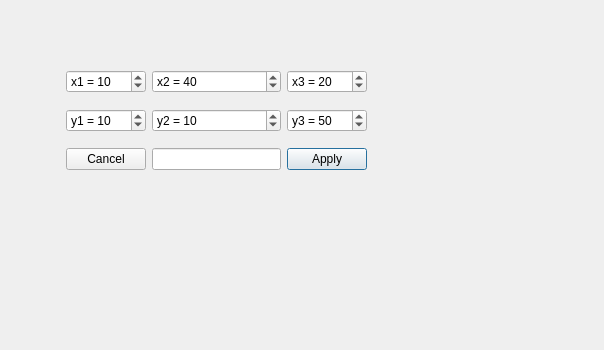
This is TriangleDialog.ui in KapitoliyVZ/GeometricShapes as Qt 5 draws it before an edit. The edited form follows.
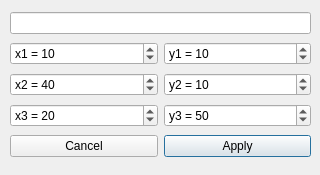
This is the edited form.

```diff
--- a/TriangleDialog.ui
+++ b/TriangleDialog.ui
@@ -6,8 +6,8 @@
    <rect>
     <x>0</x>
     <y>0</y>
-    <width>604</width>
-    <height>350</height>
+    <width>320</width>
+    <height>175</height>
    </rect>
   </property>
   <property name="windowTitle">
@@ -16,50 +16,53 @@
   <widget class="QWidget" name="formLayoutWidget">
    <property name="geometry">
     <rect>
-     <x>66</x>
-     <y>60</y>
+     <x>10</x>
+     <y>10</y>
      <width>301</width>
-     <height>122</height>
+     <height>153</height>
     </rect>
    </property>
    <layout class="QGridLayout" name="gridLayout">
-    <item row="3" column="2">
-     <widget class="QPushButton" name="applyButton">
-      <property name="text">
-       <string>Apply</string>
-      </property>
-      <property name="default">
-       <bool>true</bool>
-      </property>
-     </widget>
-    </item>
-    <item row="0" column="0">
-     <widget class="QSpinBox" name="x1">
-      <property name="prefix">
-       <string>x1 = </string>
-      </property>
-      <property name="minimum">
-       <number>-500</number>
-      </property>
-      <property name="maximum">
-       <number>500</number>
-      </property>
-      <property name="value">
-       <number>10</number>
-      </property>
-     </widget>
-    </item>
-    <item row="3" column="0">
+    <item row="5" column="0">
      <widget class="QPushButton" name="cancelButton">
       <property name="text">
        <string>Cancel</string>
       </property>
      </widget>
     </item>
-    <item row="3" column="1">
-     <widget class="QLineEdit" name="LineTriangleName"/>
+    <item row="1" column="1">
+     <widget class="QSpinBox" name="y1">
+      <property name="prefix">
+       <string>y1 = </string>
+      </property>
+      <property name="minimum">
+       <number>-500</number>
+      </property>
+      <property name="maximum">
+       <number>500</number>
+      </property>
+      <property name="value">
+       <number>10</number>
+      </property>
+     </widget>
     </item>
-    <item row="0" column="1">
+    <item row="1" column="0">
+     <widget class="QSpinBox" name="x1">
+      <property name="prefix">
+       <string>x1 = </string>
+      </property>
+      <property name="minimum">
+       <number>-500</number>
+      </property>
+      <property name="maximum">
+       <number>500</number>
+      </property>
+      <property name="value">
+       <number>10</number>
+      </property>
+     </widget>
+    </item>
+    <item row="2" column="0">
      <widget class="QSpinBox" name="x2">
       <property name="prefix">
        <string>x2 = </string>
@@ -75,23 +78,7 @@
       </property>
      </widget>
     </item>
-    <item row="1" column="0">
-     <widget class="QSpinBox" name="y1">
-      <property name="prefix">
-       <string>y1 = </string>
-      </property>
-      <property name="minimum">
-       <number>-500</number>
-      </property>
-      <property name="maximum">
-       <number>500</number>
-      </property>
-      <property name="value">
-       <number>10</number>
-      </property>
-     </widget>
-    </item>
-    <item row="0" column="2">
+    <item row="3" column="0">
      <widget class="QSpinBox" name="x3">
       <property name="prefix">
        <string>x3 = </string>
@@ -107,7 +94,7 @@
       </property>
      </widget>
     </item>
-    <item row="1" column="1">
+    <item row="2" column="1">
      <widget class="QSpinBox" name="y2">
       <property name="prefix">
        <string>y2 = </string>
@@ -123,7 +110,7 @@
       </property>
      </widget>
     </item>
-    <item row="1" column="2">
+    <item row="3" column="1">
      <widget class="QSpinBox" name="y3">
       <property name="prefix">
        <string>y3 = </string>
@@ -139,6 +126,19 @@
       </property>
      </widget>
     </item>
+    <item row="5" column="1">
+     <widget class="QPushButton" name="applyButton">
+      <property name="text">
+       <string>Apply</string>
+      </property>
+      <property name="default">
+       <bool>true</bool>
+      </property>
+     </widget>
+    </item>
+    <item row="0" column="0" colspan="2">
+     <widget class="QLineEdit" name="LineTriangleName"/>
+    </item>
    </layout>
   </widget>
  </widget>
```
Left out of the diff: 2 changed lines with no effect on the pictures.
